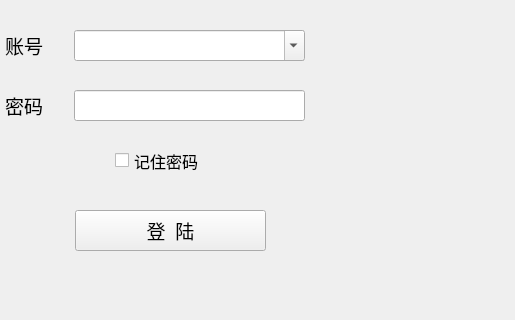
Before: the Qt Designer form ui/MainWindow.ui in MrBeike/WebCourse-QTGUI, drawn with Qt 5; both pictures show x 285 to 800 and y 180 to 500 of the 800 by 600 pixel window.
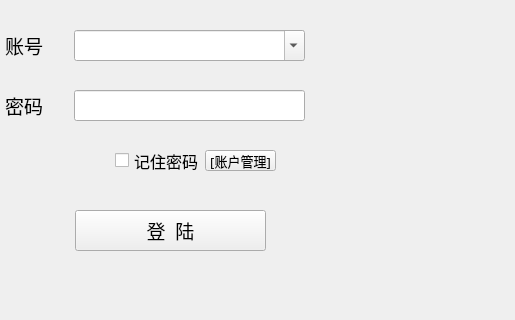
After: the same form once the commit is applied. Icons and pictures are not drawn.

Commit message: add passwd manager

Diff of the .ui file:
```diff
--- a/ui/MainWindow.ui
+++ b/ui/MainWindow.ui
@@ -191,6 +191,24 @@
        <string>记住密码</string>
       </property>
      </widget>
+     <widget class="QPushButton" name="manager_button">
+      <property name="geometry">
+       <rect>
+        <x>370</x>
+        <y>330</y>
+        <width>71</width>
+        <height>21</height>
+       </rect>
+      </property>
+      <property name="font">
+       <font>
+        <pointsize>10</pointsize>
+       </font>
+      </property>
+      <property name="text">
+       <string>[账户管理]</string>
+      </property>
+     </widget>
      <zorder>password_label</zorder>
      <zorder>logo_label</zorder>
      <zorder>password_input</zorder>
```
Left out of the diff: 12 changed lines with no effect on the pictures. The commit also changes 10 other files.
